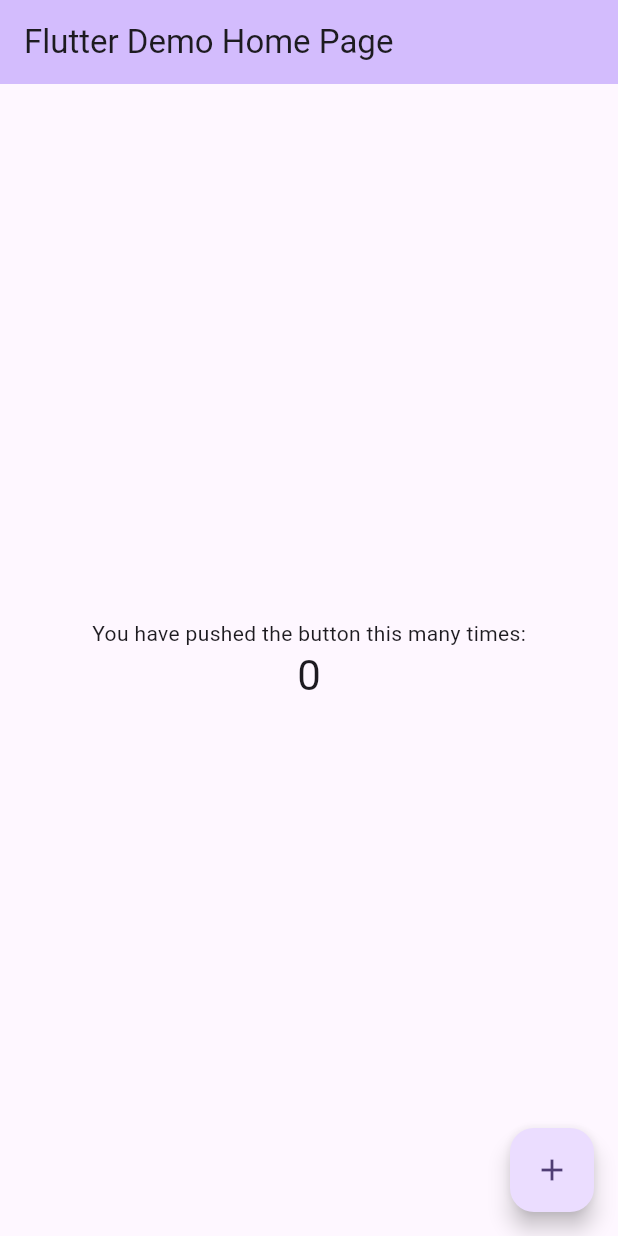
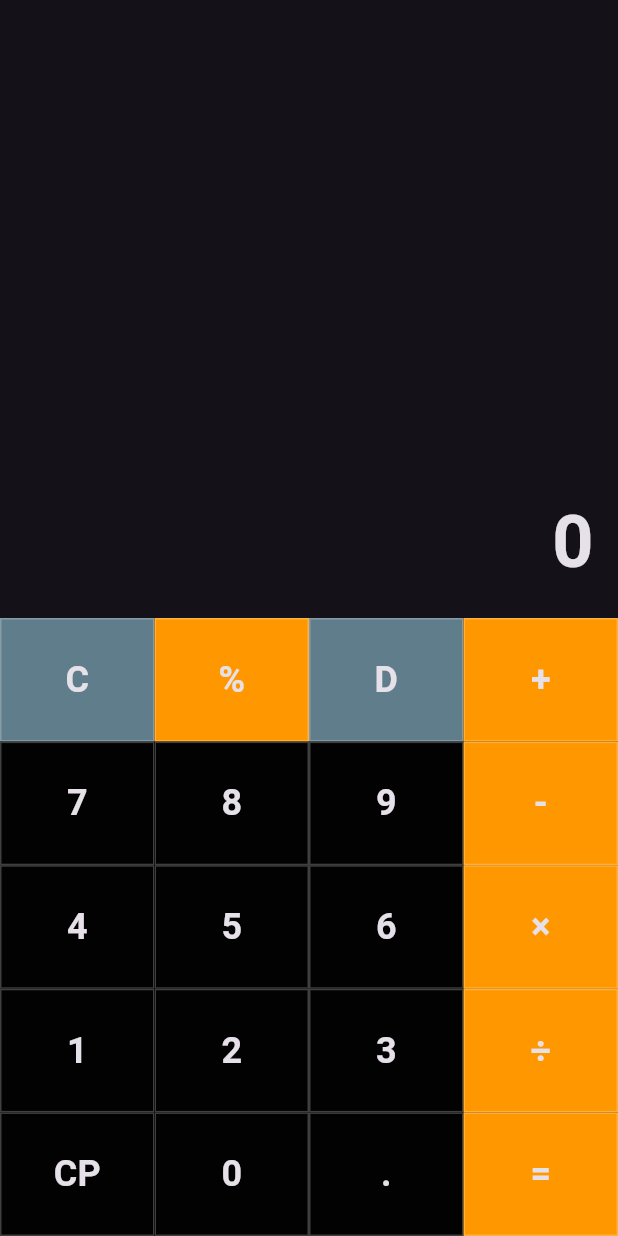
Before and after one commit to trungnt1000vn/flutter_calculator, a Flutter app: the screen it shows after launch, on a phone screen of 412 x 824 dp. Run offline on Flutter 3.47's test engine with Material 3 defaults, Android fonts, the phone set to English and light mode, and no system bars.

Commit message:
finish commit

```diff
--- /dev/null
+++ b/lib/button_values.dart
@@ -0,0 +1,47 @@
+class Btn {
+
+  static const String clr = "C";
+  static const String per = "%";
+  static const String del = "D";
+  static const String add = "+";
+    static const String subtract = "-";
+  static const String multiply = "×";
+  static const String divide = "÷";
+  static const String calculate = "=";
+  static const String dot = ".";
+  static const String copy = "CP";
+
+  static const String n0 = "0";
+  static const String n1 = "1";
+  static const String n2 = "2";
+  static const String n3 = "3";
+  static const String n4 = "4";
+  static const String n5 = "5";
+  static const String n6 = "6";
+  static const String n7 = "7";
+  static const String n8 = "8";
+  static const String n9 = "9";
+
+  static const List<String> buttonValues = [
+    clr,
+    per,
+    del,
+    add,
+    n7,
+    n8,
+    n9,
+    subtract,
+    n4,
+    n5,
+    n6,
+    multiply,
+    n1,
+    n2,
+    n3,
+    divide,
+    copy,
+    n0,
+    dot,
+    calculate,
+  ];
+}
--- /dev/null
+++ b/lib/calculatorscreen.dart
@@ -0,0 +1,247 @@
+import 'package:flutter/material.dart';
+import 'package:flutter/services.dart';
+import 'package:flutter_calculator/button_values.dart';
+
+class CalculatorScreen extends StatefulWidget {
+  const CalculatorScreen({super.key});
+
+  @override
+  State<CalculatorScreen> createState() => _CalculatorscreenState();
+}
+
+class _CalculatorscreenState extends State<CalculatorScreen> {
+  String number1 = "";
+  String number2 = "";
+  String operator = "";
+
+
+  @override
+  Widget build(BuildContext context) {
+    final screenSize = MediaQuery.of(context).size;
+
+    return Scaffold(
+      body: SafeArea(
+        bottom: false,
+        child: Column(
+          children: [
+          //result
+            Expanded(
+              child: SingleChildScrollView(
+                reverse: true,
+                child: Container(
+                  alignment: Alignment.bottomRight,
+                  padding: const EdgeInsets.all(16.0),
+                  child: Text('$number1$operator$number2'.isEmpty?'0':'$number1$operator$number2',
+                   style: const TextStyle(
+                    fontSize: 48,
+                    fontWeight: FontWeight.bold
+                  ),
+                  textAlign: TextAlign.end,
+                  ),
+                ),
+              ),
+            ),
+          //buttons
+            Wrap(
+              children: Btn.buttonValues.map(
+                (value) => SizedBox(
+                  width: (screenSize.width/4),
+                  height: (screenSize.width/5),
+                  child: buildButton(value)),)
+                .toList()
+            )
+          ],
+        ),
+      ),
+    );
+  }
+
+  Widget buildButton(value) {
+    return Padding(
+      padding: const EdgeInsets.all(0.0),
+      child: Material(
+        color: getBtnColor(value),
+        clipBehavior: Clip.hardEdge,
+        shape: OutlineInputBorder(
+          borderSide: const BorderSide(color: Colors.white24),
+          borderRadius: BorderRadius.circular(0)),
+        child: InkWell(
+          onTap: () => onBtnTap(value),
+          child:
+          Center(
+          child:
+          Text(value, style: TextStyle(fontWeight: FontWeight.bold, fontSize: 24),)
+          )
+          ),
+      ),
+    );
+  }
+
+
+void onBtnTap(String value) {
+if(value == Btn.del){
+  delete();
+  return;
+}
+
+if(value == Btn.clr){
+  clearAll();
+  return;
+}
+
+if(value == Btn.per){
+  convertToPercentage();
+  return;
+
+}
+
+if(value == Btn.calculate){
+  calculate();
+  return;
+}
+if(value == Btn.copy){
+  copytoClipboard();
+  return;
+}
+appendValue(value);
+
+}
+
+void copytoClipboard() async {
+  await Clipboard.setData(ClipboardData(text: number1));
+}
+void calculate() {
+  if(number1.isEmpty){
+    return;
+  }
+  if(operator.isEmpty){
+    return;
+  }
+  if(number2.isEmpty){
+    return;
+  }
+
+  final double num1 = double.parse(number1);
+  final double num2 = double.parse(number2);
+
+  var result = 0.0;
+
+  switch(operator){
+    case Btn.add:
+      result = num1 + num2;
+      break;
+    case Btn.subtract:
+      result = num1 - num2;
+      break;
+    case Btn.multiply:
+      result = num1 * num2;
+      break;
+    case Btn.divide:
+      result = num1 / num2;
+      break;
+    default:
+
+  }
+  setState(() {
+    number1 = "$result";
+
+    if(number1.endsWith('.0')){
+      number1 = number1.substring(0, number1.length-2);
+    }
+
+    operator = "";
+    number2 = "";
+  });
+}
+void convertToPercentage(){
+  if(number1.isNotEmpty && operator.isNotEmpty && number2.isNotEmpty){
+      calculate();
+  }
+
+  if(operator.isNotEmpty){
+    return;
+  }
+
+  final number = double.parse(number1);
+  setState(() {
+    number1 = "${(number / 100)}";
+    operator = "";
+    number2 = "";
+  });
+}
+
+void clearAll() {
+
+  setState(() {
+    number1 = "";
+    operator = '';
+    number2 = '';
+  });
+}
+
+
+void delete() {
+  if(number2.isNotEmpty){
+      number2 = number2.substring(0, number2.length -1);
+  }
+  else if(operator.isNotEmpty){
+    operator = "";
+  }
+  else if(number1.isNotEmpty){
+    number1 = number1.substring(0, number1.length -1);
+  }
+
+  setState(() {
+
+  });
+}
+
+void appendValue(String value) {
+  if (value != Btn.dot && int.tryParse(value) == null) {
+
+      if (operator.isNotEmpty && number2.isNotEmpty) {
+
+        calculate();
+      }
+      operator = value;
+    }
+
+    else if (number1.isEmpty || operator.isEmpty) {
+
+      if (value == Btn.dot && number1.contains(Btn.dot)) return;
+      if (value == Btn.dot && (number1.isEmpty || number1 == Btn.n0)) {
+
+        value = "0.";
+      }
+      number1 += value;
+    }
+
+    else if (number2.isEmpty || operator.isNotEmpty) {
+
+      if (value == Btn.dot && number2.contains(Btn.dot)) return;
+      if (value == Btn.dot && (number2.isEmpty || number2 == Btn.n0)) {
+
+        value = "0.";
+      }
+      number2 += value;
+    }
+
+  setState(() {
+
+  });
+}
+
+  Color getBtnColor(value) {
+    return [Btn.del, Btn.clr].contains(value)
+        ?Colors.blueGrey:
+        [
+          Btn.per,
+          Btn.multiply,
+          Btn.add,
+          Btn.subtract,
+          Btn.divide,
+          Btn.calculate,
+        ].contains(value)?Colors.orange:
+        Colors.black87;
+  }
+}
--- a/lib/main.dart
+++ b/lib/main.dart
@@ -1,125 +1,17 @@
 import 'package:flutter/material.dart';
+import 'package:flutter_calculator/calculatorscreen.dart';
 
-void main() {
-  runApp(const MyApp());
-}
+void main() => runApp(MyApp());
 
 class MyApp extends StatelessWidget {
   const MyApp({super.key});
 
-  // This widget is the root of your application.
   @override
   Widget build(BuildContext context) {
     return MaterialApp(
-      title: 'Flutter Demo',
-      theme: ThemeData(
-        // This is the theme of your application.
-        //
-        // TRY THIS: Try running your application with "flutter run". You'll see
-        // the application has a purple toolbar. Then, without quitting the app,
-        // try changing the seedColor in the colorScheme below to Colors.green
-        // and then invoke "hot reload" (save your changes or press the "hot
-        // reload" button in a Flutter-supported IDE, or press "r" if you used
-        // the command line to start the app).
-        //
-        // Notice that the counter didn't reset back to zero; the application
-        // state is not lost during the reload. To reset the state, use hot
-        // restart instead.
-        //
-        // This works for code too, not just values: Most code changes can be
-        // tested with just a hot reload.
-        colorScheme: ColorScheme.fromSeed(seedColor: Colors.deepPurple),
-        useMaterial3: true,
-      ),
-      home: const MyHomePage(title: 'Flutter Demo Home Page'),
+      title: 'Calculator',
+      theme: ThemeData.dark(),
+      home: CalculatorScreen(),
     );
   }
 }
-
-class MyHomePage extends StatefulWidget {
-  const MyHomePage({super.key, required this.title});
-
-  // This widget is the home page of your application. It is stateful, meaning
-  // that it has a State object (defined below) that contains fields that affect
-  // how it looks.
-
-  // This class is the configuration for the state. It holds the values (in this
-  // case the title) provided by the parent (in this case the App widget) and
-  // used by the build method of the State. Fields in a Widget subclass are
-  // always marked "final".
-
-  final String title;
-
-  @override
-  State<MyHomePage> createState() => _MyHomePageState();
-}
-
-class _MyHomePageState extends State<MyHomePage> {
-  int _counter = 0;
-
-  void _incrementCounter() {
-    setState(() {
-      // This call to setState tells the Flutter framework that something has
-      // changed in this State, which causes it to rerun the build method below
-      // so that the display can reflect the updated values. If we changed
-      // _counter without calling setState(), then the build method would not be
-      // called again, and so nothing would appear to happen.
-      _counter++;
-    });
-  }
-
-  @override
-  Widget build(BuildContext context) {
-    // This method is rerun every time setState is called, for instance as done
-    // by the _incrementCounter method above.
-    //
-    // The Flutter framework has been optimized to make rerunning build methods
-    // fast, so that you can just rebuild anything that needs updating rather
-    // than having to individually change instances of widgets.
-    return Scaffold(
-      appBar: AppBar(
-        // TRY THIS: Try changing the color here to a specific color (to
-        // Colors.amber, perhaps?) and trigger a hot reload to see the AppBar
-        // change color while the other colors stay the same.
-        backgroundColor: Theme.of(context).colorScheme.inversePrimary,
-        // Here we take the value from the MyHomePage object that was created by
-        // the App.build method, and use it to set our appbar title.
-        title: Text(widget.title),
-      ),
-      body: Center(
-        // Center is a layout widget. It takes a single child and positions it
-        // in the middle of the parent.
-        child: Column(
-          // Column is also a layout widget. It takes a list of children and
-          // arranges them vertically. By default, it sizes itself to fit its
-          // children horizontally, and tries to be as tall as its parent.
-          //
-          // Column has various properties to control how it sizes itself and
-          // how it positions its children. Here we use mainAxisAlignment to
-          // center the children vertically; the main axis here is the vertical
-          // axis because Columns are vertical (the cross axis would be
-          // horizontal).
-          //
-          // TRY THIS: Invoke "debug painting" (choose the "Toggle Debug Paint"
-          // action in the IDE, or press "p" in the console), to see the
-          // wireframe for each widget.
-          mainAxisAlignment: MainAxisAlignment.center,
-          children: <Widget>[
-            const Text(
-              'You have pushed the button this many times:',
-            ),
-            Text(
-              '$_counter',
-              style: Theme.of(context).textTheme.headlineMedium,
-            ),
-          ],
-        ),
-      ),
-      floatingActionButton: FloatingActionButton(
-        onPressed: _incrementCounter,
-        tooltip: 'Increment',
-        child: const Icon(Icons.add),
-      ), // This trailing comma makes auto-formatting nicer for build methods.
-    );
-  }
-}
```
